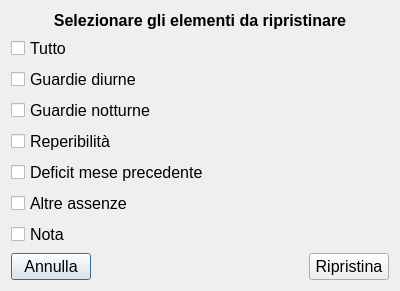
This is resetdialog.ui in gcala/GestioneCompetenzeMedici as Qt 5 draws it before an edit. The edited form follows.
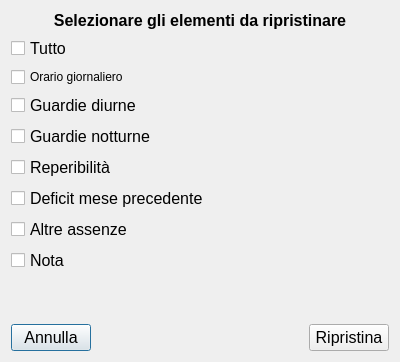
This is the edited form. Icons and pictures are not drawn.

Commit message: aggiunta la possibilità di modificare l'orario giornaliero da dare

```diff
--- a/resetdialog.ui
+++ b/resetdialog.ui
@@ -7,7 +7,7 @@
     <x>0</x>
     <y>0</y>
     <width>400</width>
-    <height>279</height>
+    <height>362</height>
    </rect>
   </property>
   <property name="windowTitle">
@@ -43,6 +43,13 @@
      </property>
     </widget>
    </item>
+   <item>
+    <widget class="QCheckBox" name="orarioGiornoCB">
+     <property name="text">
+      <string>Orario giornaliero</string>
+     </property>
+    </widget>
+   </item>
    <item>
     <widget class="QCheckBox" name="gdiurneCB">
      <property name="font">
```
The commit also changes 12 other files.
